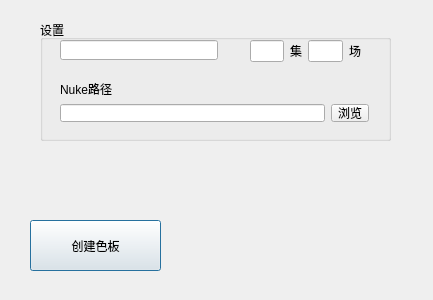
Above: video-processing/SceneTools/SceneTools.ui from NateScarlet/Scripts before the change. Below: the same form after it.
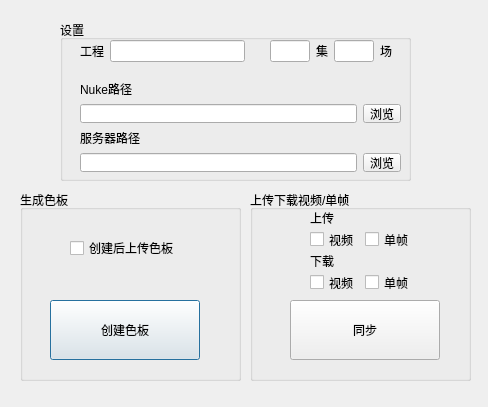
That is the form after the change.

Patch:
```diff
--- a/video-processing/SceneTools/SceneTools.ui
+++ b/video-processing/SceneTools/SceneTools.ui
@@ -6,39 +6,20 @@
    <rect>
     <x>0</x>
     <y>0</y>
-    <width>433</width>
-    <height>300</height>
+    <width>488</width>
+    <height>407</height>
    </rect>
   </property>
   <property name="windowTitle">
    <string>Dialog</string>
   </property>
-  <widget class="QPushButton" name="sheetButton">
-   <property name="geometry">
-    <rect>
-     <x>30</x>
-     <y>220</y>
-     <width>131</width>
-     <height>51</height>
-    </rect>
-   </property>
-   <property name="text">
-    <string>创建色板</string>
-   </property>
-   <property name="iconSize">
-    <size>
-     <width>16</width>
-     <height>16</height>
-    </size>
-   </property>
-  </widget>
   <widget class="QGroupBox" name="groupBox">
    <property name="geometry">
     <rect>
-     <x>40</x>
+     <x>60</x>
      <y>20</y>
      <width>351</width>
-     <height>121</height>
+     <height>161</height>
     </rect>
    </property>
    <property name="locale">
@@ -47,59 +28,12 @@
    <property name="title">
     <string>设置</string>
    </property>
-   <widget class="QWidget" name="">
-    <property name="geometry">
-     <rect>
-      <x>20</x>
-      <y>60</y>
-      <width>309</width>
-      <height>42</height>
-     </rect>
-    </property>
-    <layout class="QVBoxLayout" name="verticalLayout">
-     <item>
-      <widget class="QLabel" name="label_3">
-       <property name="text">
-        <string>Nuke路径</string>
-       </property>
-      </widget>
-     </item>
-     <item>
-      <layout class="QHBoxLayout" name="horizontalLayout_2">
-       <item>
-        <widget class="QLineEdit" name="nukeFileEdit">
-         <property name="dragEnabled">
-          <bool>true</bool>
-         </property>
-        </widget>
-       </item>
-       <item>
-        <widget class="QToolButton" name="nukeFileButton">
-         <property name="text">
-          <string>浏览</string>
-         </property>
-        </widget>
-       </item>
-      </layout>
-     </item>
-    </layout>
-   </widget>
-   <widget class="QLineEdit" name="lineEdit_3">
-    <property name="geometry">
-     <rect>
-      <x>20</x>
-      <y>20</y>
-      <width>158</width>
-      <height>20</height>
-     </rect>
-    </property>
-   </widget>
-   <widget class="QWidget" name="">
+   <widget class="QWidget" name="layoutWidget">
     <property name="geometry">
      <rect>
       <x>210</x>
       <y>20</y>
-      <width>111</width>
+      <width>122</width>
       <height>22</height>
      </rect>
     </property>
@@ -126,14 +60,243 @@
      </item>
     </layout>
    </widget>
-   <zorder>spinBox_2</zorder>
-   <zorder>spinBox</zorder>
-   <zorder>nukeFileEdit</zorder>
-   <zorder>nukeFileButton</zorder>
-   <zorder>label</zorder>
-   <zorder>label_2</zorder>
-   <zorder>nukeFileEdit</zorder>
-   <zorder>label_3</zorder>
+   <widget class="QWidget" name="">
+    <property name="geometry">
+     <rect>
+      <x>20</x>
+      <y>20</y>
+      <width>165</width>
+      <height>22</height>
+     </rect>
+    </property>
+    <layout class="QHBoxLayout" name="horizontalLayout_4">
+     <item>
+      <widget class="QLabel" name="label_5">
+       <property name="text">
+        <string>工程</string>
+       </property>
+      </widget>
+     </item>
+     <item>
+      <widget class="QLineEdit" name="projectEdit"/>
+     </item>
+    </layout>
+   </widget>
+   <widget class="QWidget" name="">
+    <property name="geometry">
+     <rect>
+      <x>20</x>
+      <y>60</y>
+      <width>321</width>
+      <height>92</height>
+     </rect>
+    </property>
+    <layout class="QVBoxLayout" name="verticalLayout">
+     <item>
+      <layout class="QVBoxLayout" name="verticalLayout_nuke">
+       <item>
+        <widget class="QLabel" name="label_3">
+         <property name="text">
+          <string>Nuke路径</string>
+         </property>
+        </widget>
+       </item>
+       <item>
+        <layout class="QHBoxLayout" name="horizontalLayout_2">
+         <item>
+          <widget class="QLineEdit" name="nukeEdit">
+           <property name="dragEnabled">
+            <bool>true</bool>
+           </property>
+          </widget>
+         </item>
+         <item>
+          <widget class="QToolButton" name="nukeButton">
+           <property name="text">
+            <string>浏览</string>
+           </property>
+          </widget>
+         </item>
+        </layout>
+       </item>
+      </layout>
+     </item>
+     <item>
+      <layout class="QVBoxLayout" name="verticalLayout_nuke_2">
+       <item>
+        <widget class="QLabel" name="label_4">
+         <property name="text">
+          <string>服务器路径</string>
+         </property>
+        </widget>
+       </item>
+       <item>
+        <layout class="QHBoxLayout" name="horizontalLayout_3">
+         <item>
+          <widget class="QLineEdit" name="serverEdit">
+           <property name="dragEnabled">
+            <bool>true</bool>
+           </property>
+          </widget>
+         </item>
+         <item>
+          <widget class="QToolButton" name="serverButton">
+           <property name="text">
+            <string>浏览</string>
+           </property>
+          </widget>
+         </item>
+        </layout>
+       </item>
+      </layout>
+     </item>
+    </layout>
+   </widget>
+  </widget>
+  <widget class="QGroupBox" name="groupBox_2">
+   <property name="geometry">
+    <rect>
+     <x>20</x>
+     <y>190</y>
+     <width>221</width>
+     <height>191</height>
+    </rect>
+   </property>
+   <property name="title">
+    <string>生成色板</string>
+   </property>
+   <widget class="QPushButton" name="sheetButton">
+    <property name="geometry">
+     <rect>
+      <x>30</x>
+      <y>110</y>
+      <width>150</width>
+      <height>60</height>
+     </rect>
+    </property>
+    <property name="baseSize">
+     <size>
+      <width>0</width>
+      <height>0</height>
+     </size>
+    </property>
+    <property name="text">
+     <string>创建色板</string>
+    </property>
+    <property name="iconSize">
+     <size>
+      <width>16</width>
+      <height>16</height>
+     </size>
+    </property>
+   </widget>
+   <widget class="QCheckBox" name="csheetUp_check">
+    <property name="geometry">
+     <rect>
+      <x>50</x>
+      <y>50</y>
+      <width>107</width>
+      <height>16</height>
+     </rect>
+    </property>
+    <property name="text">
+     <string>创建后上传色板</string>
+    </property>
+   </widget>
+  </widget>
+  <widget class="QGroupBox" name="groupBox_3">
+   <property name="geometry">
+    <rect>
+     <x>250</x>
+     <y>190</y>
+     <width>221</width>
+     <height>191</height>
+    </rect>
+   </property>
+   <property name="title">
+    <string>上传下载视频/单帧</string>
+   </property>
+   <widget class="QPushButton" name="uploadButton">
+    <property name="geometry">
+     <rect>
+      <x>40</x>
+      <y>110</y>
+      <width>150</width>
+      <height>60</height>
+     </rect>
+    </property>
+    <property name="text">
+     <string>同步</string>
+    </property>
+   </widget>
+   <widget class="QWidget" name="">
+    <property name="geometry">
+     <rect>
+      <x>60</x>
+      <y>20</y>
+      <width>104</width>
+      <height>80</height>
+     </rect>
+    </property>
+    <layout class="QVBoxLayout" name="verticalLayout_4">
+     <item>
+      <widget class="QLabel" name="label_8">
+       <property name="text">
+        <string>上传</string>
+       </property>
+      </widget>
+     </item>
+     <item>
+      <layout class="QHBoxLayout" name="horizontalLayout_6">
+       <item>
+        <widget class="QCheckBox" name="videoUp_check">
+         <property name="text">
+          <string>视频</string>
+         </property>
+        </widget>
+       </item>
+       <item>
+        <widget class="QCheckBox" name="imageUp_check">
+         <property name="text">
+          <string>单帧</string>
+         </property>
+        </widget>
+       </item>
+      </layout>
+     </item>
+     <item>
+      <widget class="QLabel" name="label_9">
+       <property name="text">
+        <string>下载</string>
+       </property>
+      </widget>
+     </item>
+     <item>
+      <layout class="QHBoxLayout" name="horizontalLayout_8">
+       <item>
+        <widget class="QCheckBox" name="videoDown_check">
+         <property name="text">
+          <string>视频</string>
+         </property>
+        </widget>
+       </item>
+       <item>
+        <widget class="QCheckBox" name="imageDown_check">
+         <property name="text">
+          <string>单帧</string>
+         </property>
+        </widget>
+       </item>
+      </layout>
+     </item>
+    </layout>
+   </widget>
+   <zorder>uploadButton</zorder>
+   <zorder>videoUp_check</zorder>
+   <zorder>imageUp_check</zorder>
+   <zorder>uploadButton</zorder>
+   <zorder>imageDown_check</zorder>
+   <zorder>imageUp_check</zorder>
    <zorder></zorder>
    <zorder>lineEdit_3</zorder>
    <zorder></zorder>
```
Left out of the diff: 11 changed lines with no effect on the pictures.
